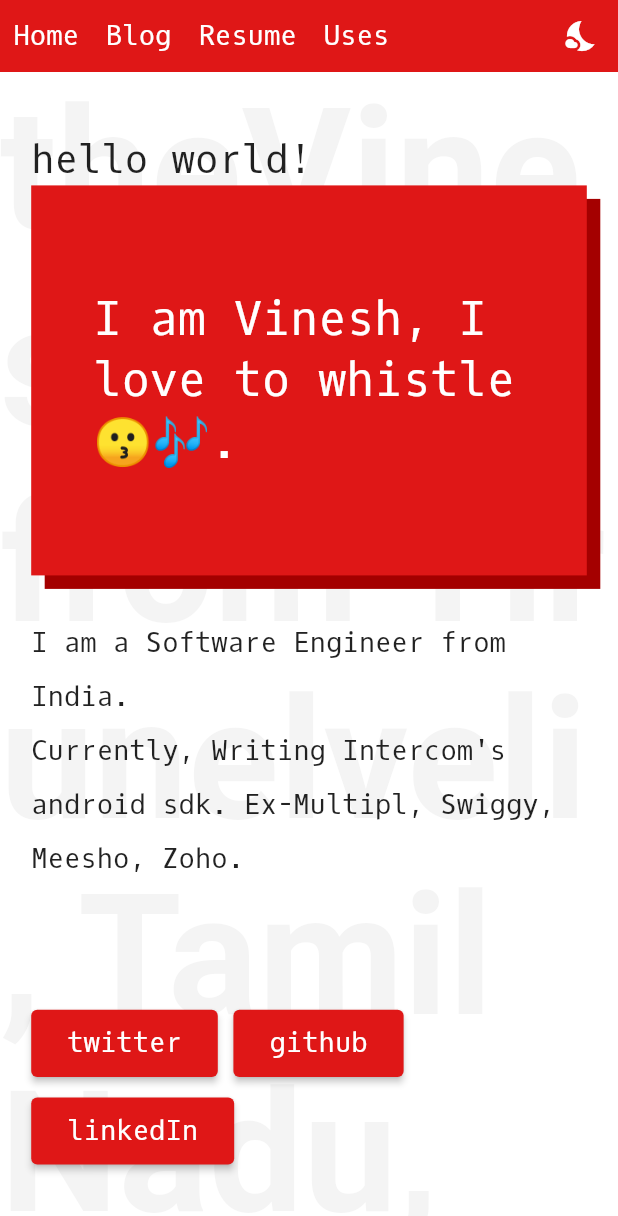
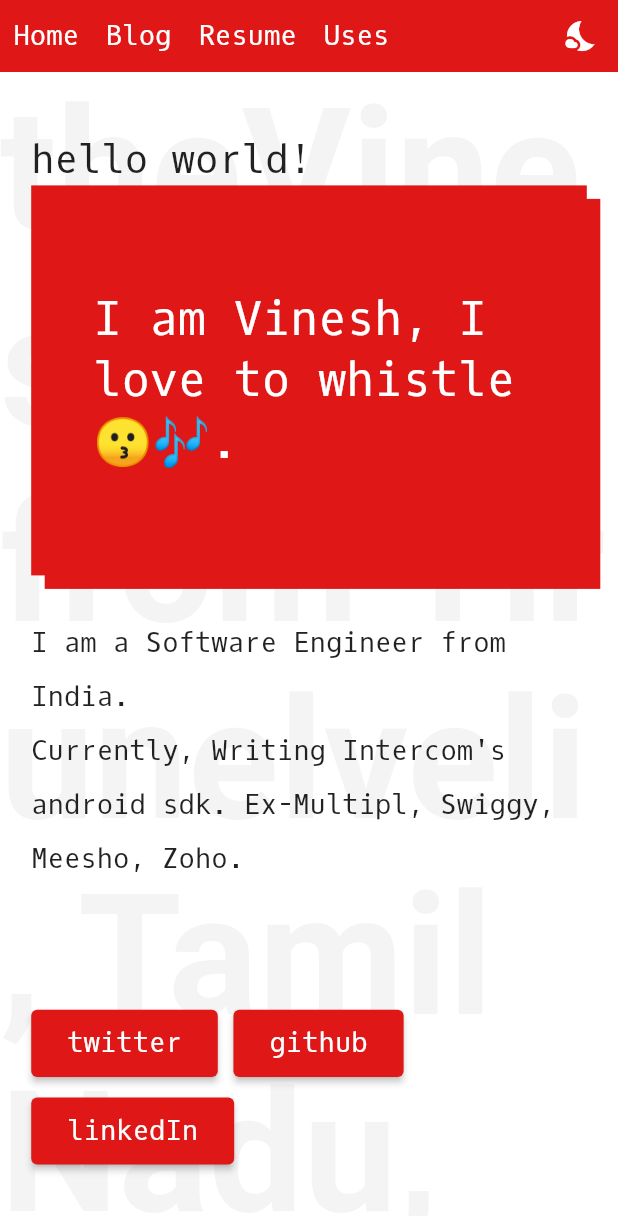
Before and after one commit to theVinesh/personal-site, a Flutter app: the screen it shows after launch, on a phone screen of 412 x 824 dp. Shown: the top 1216 px of the screen. Run offline on Flutter 3.47's test engine with Material 2 defaults, Android fonts, the phone set to English and light mode, and no system bars; our stand-ins replace flutter_markdown, flutter_mobx, mobx; generated files the repository leaves out were written again.

Commit message:
Apply dart fix

```diff
--- a/lib/components/nav_bar/nav_bar_button.dart
+++ b/lib/components/nav_bar/nav_bar_button.dart
@@ -20,7 +20,7 @@ class NavBarButton extends StatelessWidget {
           padding: EdgeInsets.all(4.dp(using: context)),
           child: Text(
             page.name,
-            style: Theme.of(context).textTheme.button,
+            style: Theme.of(context).textTheme.labelLarge,
           ),
         ),
       ),
--- a/lib/constants/theme.dart
+++ b/lib/constants/theme.dart
@@ -1,6 +1,5 @@
 import 'package:flutter/material.dart';
 import 'package:flutter_markdown/flutter_markdown.dart';
-import 'package:thevinesh/constants/colors.dart';
 import 'package:thevinesh/constants/constants.dart';
 import 'package:thevinesh/utils/utils.dart';
 
@@ -11,10 +10,8 @@ class AppTheme {
       {required BuildContext using, bool isDarkMode = false}) {
     final _darkColorScheme = ColorScheme(
       primary: AppColors.fireEngine,
-      primaryVariant: AppColors.brick,
       onPrimary: AppColors.white,
       secondary: AppColors.nero,
-      secondaryVariant: AppColors.black,
       onSecondary: AppColors.white,
       surface: AppColors.black,
       onSurface: AppColors.white,
@@ -27,10 +24,8 @@ class AppTheme {
 
     final _lightColorScheme = ColorScheme(
       primary: AppColors.fireEngine,
-      primaryVariant: AppColors.brick,
       onPrimary: AppColors.white,
       secondary: AppColors.nero,
-      secondaryVariant: AppColors.black,
       onSecondary: AppColors.white,
       surface: AppColors.white,
       onSurface: AppColors.black,
@@ -53,97 +48,88 @@ class AppTheme {
     final _themeData = ThemeData(
       brightness: colorScheme.brightness,
       primaryColor: primarySurfaceColor,
-      primaryColorBrightness:
-          ThemeData.estimateBrightnessForColor(primarySurfaceColor),
       canvasColor: colorScheme.background,
-      accentColor: colorScheme.secondary,
-      accentColorBrightness:
-          ThemeData.estimateBrightnessForColor(colorScheme.secondary),
       scaffoldBackgroundColor: colorScheme.background,
-      bottomAppBarColor: colorScheme.surface,
       cardColor: colorScheme.surface,
       dividerColor: colorScheme.onSurface.withOpacity(0.12),
-      backgroundColor: colorScheme.background,
       dialogBackgroundColor: colorScheme.background,
-      errorColor: colorScheme.error,
       indicatorColor: onPrimarySurfaceColor,
       applyElevationOverlayColor: isDarkMode,
-      colorScheme: colorScheme,
-      fontFamily: Fonts.OXYGEN_MONO_REGULAR_FAMILY,
+      fontFamily: Fonts.OXYGEN_MONO_REGULAR_FAMILY, bottomAppBarTheme: BottomAppBarTheme(color: colorScheme.surface), colorScheme: colorScheme.copyWith(secondary: colorScheme.secondary).copyWith(background: colorScheme.background).copyWith(error: colorScheme.error),
     );
 
     ///_________________
 
     /// Extremely large text.
-    final TextStyle headline1 = _themeData.textTheme.headline1!;
+    final TextStyle headline1 = _themeData.textTheme.displayLarge!;
 
     /// Very, very large text.
     ///
     /// Used for the date in the dialog shown by [showDatePicker].
-    final TextStyle headline2 = _themeData.textTheme.headline2!;
+    final TextStyle headline2 = _themeData.textTheme.displayMedium!;
 
     /// Very large text.
-    final TextStyle headline3 = _themeData.textTheme.headline3!;
+    final TextStyle headline3 = _themeData.textTheme.displaySmall!;
 
     /// Large text.
-    final TextStyle headline4 = _themeData.textTheme.headline4!;
+    final TextStyle headline4 = _themeData.textTheme.headlineMedium!;
 
     /// Used for large text in dialogs (e.g., the month and year in the dialog
     /// shown by [showDatePicker]).
-    final TextStyle headline5 = _themeData.textTheme.headline5!;
+    final TextStyle headline5 = _themeData.textTheme.headlineSmall!;
 
     /// Used for the primary text in app bars and dialogs (e.g., [AppBar.title]
     /// and [AlertDialog.title]).
-    final TextStyle headline6 = _themeData.textTheme.headline6!;
+    final TextStyle headline6 = _themeData.textTheme.titleLarge!;
 
     /// Used for the primary text in lists (e.g., [ListTile.title]).
-    final TextStyle subtitle1 = _themeData.textTheme.subtitle1!;
+    final TextStyle subtitle1 = _themeData.textTheme.titleMedium!;
 
     /// For medium emphasis text that's a little smaller than [subtitle1].
-    final TextStyle subtitle2 = _themeData.textTheme.subtitle2!;
+    final TextStyle subtitle2 = _themeData.textTheme.titleSmall!;
 
     /// Used for emphasizing text that would otherwise be [bodyText2].
-    final TextStyle bodyText1 = _themeData.textTheme.bodyText1!;
+    final TextStyle bodyText1 = _themeData.textTheme.bodyLarge!;
 
     /// The default text style for [Material].
-    final TextStyle bodyText2 = _themeData.textTheme.bodyText2!;
+    final TextStyle bodyText2 = _themeData.textTheme.bodyMedium!;
 
     /// Used for auxiliary text associated with images.
-    final TextStyle caption = _themeData.textTheme.caption!;
+    final TextStyle caption = _themeData.textTheme.bodySmall!;
 
     /// Used for text on [ElevatedButton], [TextButton] and [OutlinedButton].
-    final TextStyle button = _themeData.textTheme.button!;
+    final TextStyle button = _themeData.textTheme.labelLarge!;
 
     /// The smallest style.
     ///
     /// Typically used for captions or to introduce a (larger) headline.
-    final TextStyle overline = _themeData.textTheme.overline!;
+    final TextStyle overline = _themeData.textTheme.labelSmall!;
 
     final textTheme = _themeData.textTheme.copyWith(
-      headline1: headline1.copyWith(
+      displayLarge: headline1.copyWith(
           fontSize: (DEFAULT_FONT_SIZE + 80).sp(using: using)),
-      headline2: headline2.copyWith(
+      displayMedium: headline2.copyWith(
           fontSize: (DEFAULT_FONT_SIZE + 40).sp(using: using)),
-      headline3: headline3.copyWith(
+      displaySmall: headline3.copyWith(
           fontSize: (DEFAULT_FONT_SIZE + 30).sp(using: using)),
-      headline4: headline4.copyWith(
+      headlineMedium: headline4.copyWith(
           fontSize: (DEFAULT_FONT_SIZE + 20).sp(using: using)),
-      headline5: headline5.copyWith(
+      headlineSmall: headline5.copyWith(
           fontSize: (DEFAULT_FONT_SIZE + 10).sp(using: using)),
-      headline6: headline6.copyWith(
+      titleLarge: headline6.copyWith(
           fontSize: (DEFAULT_FONT_SIZE + 6).sp(using: using)),
-      subtitle1: subtitle1.copyWith(
+      titleMedium: subtitle1.copyWith(
           fontSize: (DEFAULT_FONT_SIZE + 2).sp(using: using)),
-      subtitle2:
+      titleSmall:
           subtitle2.copyWith(fontSize: DEFAULT_FONT_SIZE.sp(using: using)),
-      bodyText1:
+      bodyLarge:
           bodyText1.copyWith(fontSize: DEFAULT_FONT_SIZE.sp(using: using)),
-      bodyText2:
+      bodyMedium:
           bodyText2.copyWith(fontSize: DEFAULT_FONT_SIZE.sp(using: using)),
-      caption:
+      bodySmall:
           caption.copyWith(fontSize: (DEFAULT_FONT_SIZE - 2).sp(using: using)),
-      button: button.copyWith(fontSize: DEFAULT_FONT_SIZE.sp(using: using)),
-      overline:
+      labelLarge: button.copyWith(fontSize: DEFAULT_FONT_SIZE.sp(using: using)),
+      labelSmall:
           overline.copyWith(fontSize: (DEFAULT_FONT_SIZE - 4).sp(using: using)),
     );
 
@@ -163,31 +149,31 @@ class AppTheme {
         color: AppColors.fireEngine,
         decoration: TextDecoration.underline,
       ),
-      p: theme.textTheme.bodyText2!,
-      code: theme.textTheme.bodyText2!.copyWith(
+      p: theme.textTheme.bodyMedium!,
+      code: theme.textTheme.bodyMedium!.copyWith(
         backgroundColor: theme.cardTheme.color ?? theme.cardColor,
         fontFamily: "monospace",
-        fontSize: theme.textTheme.bodyText2!.fontSize! * 0.85,
+        fontSize: theme.textTheme.bodyMedium!.fontSize! * 0.85,
       ),
-      h1: theme.textTheme.headline5!,
-      h2: theme.textTheme.headline6!,
-      h3: theme.textTheme.subtitle1!,
-      h4: theme.textTheme.bodyText2!,
-      h5: theme.textTheme.bodyText1!,
-      h6: theme.textTheme.bodyText1!,
+      h1: theme.textTheme.headlineSmall!,
+      h2: theme.textTheme.titleLarge!,
+      h3: theme.textTheme.titleMedium!,
+      h4: theme.textTheme.bodyMedium!,
+      h5: theme.textTheme.bodyLarge!,
+      h6: theme.textTheme.bodyLarge!,
       em: const TextStyle(fontStyle: FontStyle.italic),
       strong: const TextStyle(fontWeight: FontWeight.bold),
       del: const TextStyle(decoration: TextDecoration.lineThrough),
-      blockquote: theme.textTheme.bodyText2!,
-      img: theme.textTheme.bodyText2!,
-      checkbox: theme.textTheme.bodyText2!.copyWith(
+      blockquote: theme.textTheme.bodyMedium!,
+      img: theme.textTheme.bodyMedium!,
+      checkbox: theme.textTheme.bodyMedium!.copyWith(
         color: theme.primaryColor,
       ),
       blockSpacing: 8.0,
       listIndent: 24.0,
-      listBullet: theme.textTheme.bodyText2!,
+      listBullet: theme.textTheme.bodyMedium!,
       tableHead: const TextStyle(fontWeight: FontWeight.w600),
-      tableBody: theme.textTheme.bodyText2!,
+      tableBody: theme.textTheme.bodyMedium!,
       tableHeadAlign: TextAlign.center,
       tableBorder: TableBorder.all(
         color: theme.dividerColor,
@@ -198,7 +184,7 @@ class AppTheme {
       tableCellsDecoration: const BoxDecoration(),
       blockquotePadding: const EdgeInsets.all(8.0),
       blockquoteDecoration: BoxDecoration(
-        color: theme.accentColor,
+        color: theme.colorScheme.secondary,
         borderRadius: BorderRadius.circular(2.0),
       ),
       codeblockPadding: const EdgeInsets.all(8.0),
@@ -219,6 +205,6 @@ class AppTheme {
 
   static MarkdownStyleSheet footerTheme({required BuildContext using}) {
     final baseTheme = mdStyleSheet(using: using);
-    return baseTheme.copyWith(p: Theme.of(using).textTheme.overline!);
+    return baseTheme.copyWith(p: Theme.of(using).textTheme.labelSmall!);
   }
 }
--- a/lib/main.dart
+++ b/lib/main.dart
@@ -49,7 +49,7 @@ class _SiteState extends State<Site> {
   @override
   void initState() {
     _store = context.read<AppStore>();
-    WidgetsBinding.instance?.addPostFrameCallback((_) {
+    WidgetsBinding.instance.addPostFrameCallback((_) {
       _store.darkMode =
           MediaQuery.of(context).platformBrightness == Brightness.dark;
     });
@@ -69,7 +69,7 @@ class _SiteState extends State<Site> {
             children: [
               Text(
                 AppStrings.bgWordWall,
-                style: Theme.of(context).textTheme.headline1?.copyWith(
+                style: Theme.of(context).textTheme.displayLarge?.copyWith(
                       color: _store.bgWallColor,
                       fontWeight: FontWeight.bold,
                     ),
--- a/lib/page/design_test.dart
+++ b/lib/page/design_test.dart
@@ -28,19 +28,19 @@ class _DesignTestScreenState extends State<DesignTestScreen> {
 
   Map<String, TextStyle?> _initTextStyles(ThemeData theme) {
     _textStyles = {
-      'Headline 1': theme.textTheme.headline1,
-      'Headline 2': theme.textTheme.headline2,
-      'Headline 3': theme.textTheme.headline3,
-      'Headline 4': theme.textTheme.headline4,
-      'Headline 5': theme.textTheme.headline5,
-      'Headline 6': theme.textTheme.headline6,
-      'Subtitle 1': theme.textTheme.subtitle1,
-      'Subtitle 2': theme.textTheme.subtitle2,
-      'Body Text 1': theme.textTheme.bodyText1,
-      'Body Text 2': theme.textTheme.bodyText2,
-      'Caption': theme.textTheme.caption,
-      'Button': theme.textTheme.button,
-      'Overline': theme.textTheme.overline,
+      'Headline 1': theme.textTheme.displayLarge,
+      'Headline 2': theme.textTheme.displayMedium,
+      'Headline 3': theme.textTheme.displaySmall,
+      'Headline 4': theme.textTheme.headlineMedium,
+      'Headline 5': theme.textTheme.headlineSmall,
+      'Headline 6': theme.textTheme.titleLarge,
+      'Subtitle 1': theme.textTheme.titleMedium,
+      'Subtitle 2': theme.textTheme.titleSmall,
+      'Body Text 1': theme.textTheme.bodyLarge,
+      'Body Text 2': theme.textTheme.bodyMedium,
+      'Caption': theme.textTheme.bodySmall,
+      'Button': theme.textTheme.labelLarge,
+      'Overline': theme.textTheme.labelSmall,
     };
     return _textStyles;
   }
--- a/lib/page/home/home.dart
+++ b/lib/page/home/home.dart
@@ -34,7 +34,7 @@ class _HomeState extends State<Home> {
         children: [
           Text(
             AppStrings.helloWorld,
-            style: Theme.of(context).textTheme.headline6,
+            style: Theme.of(context).textTheme.titleLarge,
           ),
           Observer(
             builder: (_) => _Hero(whatDoIDo: _store.whatDoIDo),
@@ -42,7 +42,7 @@ class _HomeState extends State<Home> {
           SizedBox(height: 16.dp(using: context)),
           Text(
             AppStrings.introText,
-            style: Theme.of(context).textTheme.bodyText2?.copyWith(height: 2),
+            style: Theme.of(context).textTheme.bodyMedium?.copyWith(height: 2),
           ),
           SizedBox(height: 32.dp(using: context)),
           Wrap(
@@ -84,7 +84,7 @@ class _Hero extends StatelessWidget {
         alignment: Alignment.centerLeft,
         child: RichText(
           text: TextSpan(
-            style: Theme.of(context).textTheme.headline5!.copyWith(
+            style: Theme.of(context).textTheme.headlineSmall!.copyWith(
                   color: Theme.of(context).colorScheme.onPrimary,
                 ),
             text: AppStrings.iAmVinesh,
--- a/lib/widgets/shadowed_box.dart
+++ b/lib/widgets/shadowed_box.dart
@@ -30,7 +30,7 @@ class ShadowedBox extends StatelessWidget {
         color: boxColor ?? Theme.of(context).colorScheme.primary,
         boxShadow: [
           BoxShadow(
-            color: shadowColor ?? Theme.of(context).colorScheme.primaryVariant,
+            color: shadowColor ?? Theme.of(context).colorScheme.primaryContainer,
             offset: shadowOffset ??
                 Offset(
                   6.dp(using: context),
```
